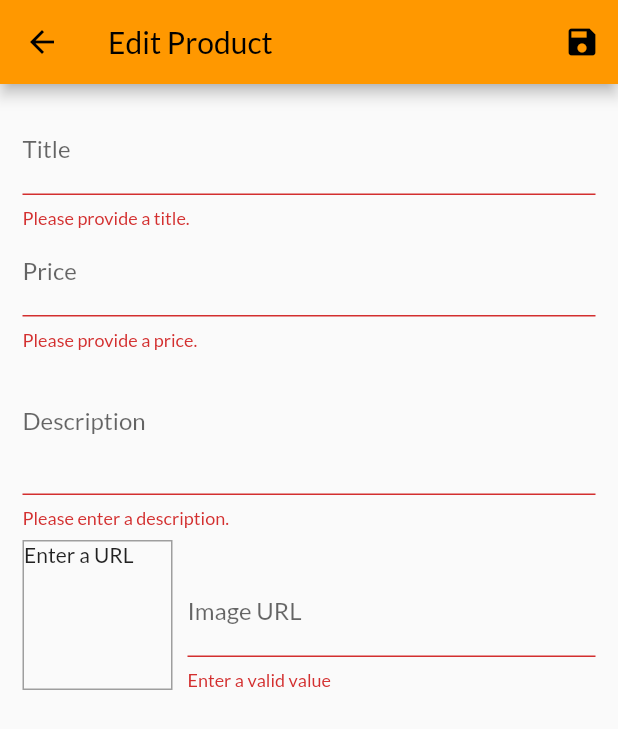
After one commit to khethelogp/store, a Flutter app: the EditProductScreen screen opened by its route, after a tap on the "save" icon, on a phone screen of 412 x 824 dp. The commit adds this screen. Shown: the top 729 px of the screen. Run offline on Flutter 3.47's test engine with Material 2 defaults, Android fonts, the phone set to English and light mode, and no system bars; network calls fail.

Commit message:
form validation

```diff
--- a/lib/main.dart
+++ b/lib/main.dart
@@ -5,6 +5,8 @@ import './screens/products_overview_screen.dart';
 import './screens/product_detail_screen.dart';
 import './screens/cart_screen.dart';
 import './screens/orders_screen.dart';
+import './screens/edit_product_screen.dart';
+import './screens/user_products_screen.dart';
 import './providers/products.dart';
 import './providers/cart.dart';
 import './providers/orders.dart';
@@ -37,7 +39,9 @@ class MyApp extends StatelessWidget {
           routes: {
             ProductDetailScreen.routeName: (ctx) => ProductDetailScreen(),
             CartScreen.routeName: (ctx) => CartScreen(),
-            OrdersScreen.routeName: (ctx) => OrdersScreen()
+            OrdersScreen.routeName: (ctx) => OrdersScreen(),
+            UserProductsScreen.routeName: (ctx) => UserProductsScreen(),
+            EditProductScreen.routeName: (ctx) => EditProductScreen(),
           },
           debugShowCheckedModeBanner: false
       )
--- /dev/null
+++ b/lib/screens/edit_product_screen.dart
@@ -0,0 +1,222 @@
+import 'package:flutter/material.dart';
+
+import '../providers/product.dart';
+
+class EditProductScreen extends StatefulWidget {
+  static const routeName = '/edit-product';
+
+  @override
+  _EditProductScreenState createState() => _EditProductScreenState();
+}
+
+class _EditProductScreenState extends State<EditProductScreen> {
+  final _priceFocusNode = FocusNode();
+  final _descriptionFocusNode = FocusNode();
+  final _imageUrlController = TextEditingController();
+  final _imageUrlFocusNode = FocusNode();
+  final _form = GlobalKey<FormState>();
+  var _editedProduct = Product(
+    id: null,
+    title: '',
+    price: 0,
+    description: '',
+    imageUrl: ''
+  );
+
+  @override
+  void initState() {
+    super.initState();
+    _imageUrlFocusNode.addListener(_updateImageUrl);
+  }
+
+
+  @override
+  void dispose() {
+    super.dispose();
+
+    _imageUrlFocusNode.removeListener(_updateImageUrl);
+    _priceFocusNode.dispose();
+    _descriptionFocusNode.dispose();
+    _imageUrlController.dispose();
+    _imageUrlFocusNode.dispose();
+  }
+
+  void _updateImageUrl() {
+    if(!_imageUrlFocusNode.hasFocus) {
+      setState(() {});
+    }
+  }
+
+  void _saveForm() {
+    final isValid = _form.currentState.validate();
+
+    if(!isValid){
+      return;
+    }
+
+    _form.currentState.save();
+    print(_editedProduct.title);
+    print(_editedProduct.price);
+    print(_editedProduct.description);
+    print(_editedProduct.imageUrl);
+
+  }
+
+  @override
+  Widget build(BuildContext context) {
+    return Scaffold(
+      appBar: AppBar(
+        title: Text('Edit Product'),
+        actions: [
+          IconButton(
+            icon: Icon(Icons.save),
+            onPressed: _saveForm
+          )
+        ],
+      ),
+      body: Padding(
+        padding: const EdgeInsets.all(15.0),
+        child: Form(
+          key: _form,
+          child: ListView(
+            children: [
+              TextFormField(
+                decoration: InputDecoration(labelText: 'Title'),
+                textInputAction: TextInputAction.next,
+                onFieldSubmitted: (_) {
+                  FocusScope.of(context).requestFocus(_priceFocusNode);
+                },
+                validator: (value) {
+                  if(value.isEmpty){
+                    return 'Please provide a title.';
+                  }
+
+                  return null;
+                },
+                onSaved: (value) {
+                  _editedProduct = Product(
+                    title: value,
+                    price: _editedProduct.price,
+                    description: _editedProduct.description,
+                    imageUrl: _editedProduct.imageUrl,
+                    id: null
+                  );
+                },
+              ),
+              TextFormField(
+                decoration: InputDecoration(labelText: 'Price'),
+                textInputAction: TextInputAction.next,
+                keyboardType: TextInputType.number,
+                focusNode: _priceFocusNode,
+                onFieldSubmitted: (_) {
+                  FocusScope.of(context).requestFocus(_descriptionFocusNode);
+                },
+                validator: (value) {
+                  if(value.isEmpty){
+                    return 'Please provide a price.';
+                  }
+
+                  if(double.tryParse(value) == null){
+                    return 'Please enter a valid number';
+                  }
+
+                  if(double.parse(value) <= 0) {
+                    return 'Please enter a number greater than 0';
+                  }
+
+                  return null;
+                },
+                onSaved: (value) {
+                  _editedProduct = Product(
+                    title: _editedProduct.title,
+                    price: double.parse(value),
+                    description: _editedProduct.description,
+                    imageUrl: _editedProduct.imageUrl,
+                    id: null
+                  );
+                },
+              ),
+              TextFormField(
+                decoration: InputDecoration(labelText: 'Description'),
+                maxLines: 3,
+                keyboardType: TextInputType.multiline,
+                focusNode: _descriptionFocusNode,
+                validator: (value) {
+                  if (value.isEmpty){
+                    return 'Please enter a description.';
+                  }
+
+                  if(value.length < 10) {
+                    return 'Should be at least 10 characters long.';
+                  }
+
+                  return null;
+                },
+                onSaved: (value) {
+                  _editedProduct = Product(
+                    title: _editedProduct.title,
+                    price: _editedProduct.price,
+                    description: value,
+                    imageUrl: _editedProduct.imageUrl,
+                    id: null
+                  );
+                },
+              ),
+              Row(
+                crossAxisAlignment: CrossAxisAlignment.end,
+                children: [
+                  Container(
+                    width: 100,
+                    height: 100,
+                    margin: EdgeInsets.only(top: 8, right: 10),
+                    decoration: BoxDecoration(
+                      border: Border.all(width: 1, color: Colors.grey)
+                    ),
+                    child: _imageUrlController.text.isEmpty
+                      ? Text('Enter a URL')
+                      : FittedBox(
+                        child: Image.network(
+                          _imageUrlController.text,
+                          fit: BoxFit.cover,
+                        ),
+                      ),
+                  ),
+                  Expanded(
+                    child: TextFormField(
+                      decoration: InputDecoration(labelText: 'Image URL'),
+                      keyboardType: TextInputType.url,
+                      textInputAction: TextInputAction.done,
+                      controller: _imageUrlController,
+                      focusNode: _imageUrlFocusNode,
+                      onFieldSubmitted: (_) {
+                          _saveForm();
+                      },
+                      validator: (value){
+                        if(value.isEmpty) {
+                          return "Enter a valid value";
+                        }
+
+                        if(!value.startsWith('http') || !value.startsWith('https')) {}
+
+                        return null;
+                      },
+                      onSaved: (value) {
+                        _editedProduct = Product(
+                          title: _editedProduct.title,
+                          price: _editedProduct.price,
+                          description: _editedProduct.description,
+                          imageUrl: value,
+                          id: null
+                        );
+                      },
+                    ),
+                  )
+                ],
+              ),
+            ],
+          ),
+        ),
+      ),
+    );
+  }
+}
--- a/lib/widgets/app_drawer.dart
+++ b/lib/widgets/app_drawer.dart
@@ -1,4 +1,6 @@
 import 'package:flutter/material.dart';
+
+import '../screens/user_products_screen.dart';
 import '../screens/orders_screen.dart';
 
 class AppDrawer extends StatelessWidget {
@@ -27,6 +29,14 @@ class AppDrawer extends StatelessWidget {
             onTap: (){
               Navigator.of(context).pushReplacementNamed(OrdersScreen.routeName);
             },
+          ),
+          Divider(),
+          ListTile(
+            leading: Icon(Icons.edit),
+            title: Text('Manage products'),
+            onTap: (){
+              Navigator.of(context).pushReplacementNamed(UserProductsScreen.routeName);
+            },
           )
 
         ],
```
Also changed, not shown: lib/screens/user_products_screen.dart (+20 -4 lines), lib/widgets/user_product_item.dart (added, +35 -0 lines).
